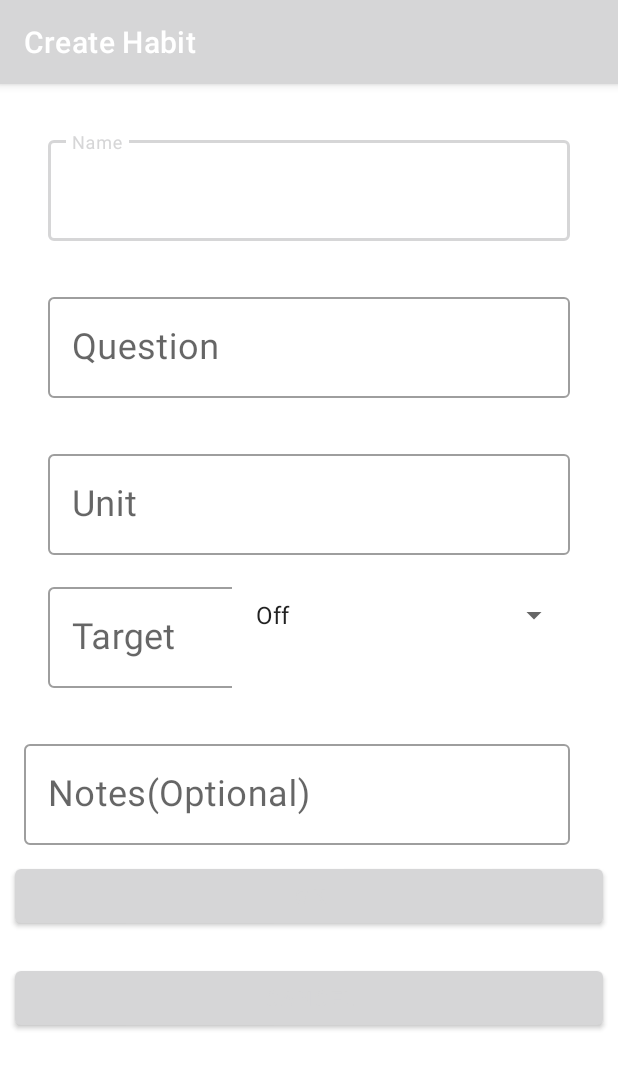
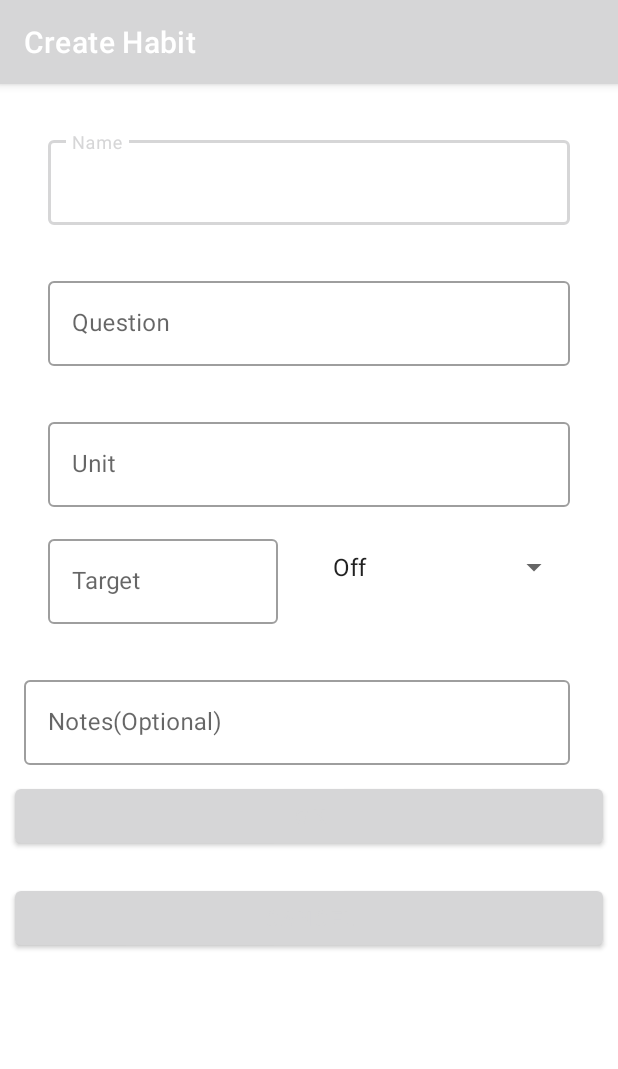
Before and after one commit to shubhamsk591/habitapp2, an Android app: the Habitform screen opened directly, with no data from a screen before it, on a phone screen of 412 x 824 dp. Shown: the top 1069 px of the screen. Run offline under Robolectric (Android 15) with nearby library versions, the phone set to English and light mode, and no system bars.

Commit message:
change layout

```diff
--- a/app/src/main/res/layout/habitadd.xml
+++ b/app/src/main/res/layout/habitadd.xml
@@ -14,9 +14,7 @@
         android:layout_marginTop="4dp"
         android:layout_marginRight="12dp"
         android:layout_marginBottom="4dp"
-        android:textSize="24sp"
-        android:text="@string/today_s_date"
-        android:layout_centerHorizontal="true"/>
+        android:text="Today's Date" />
 
     <LinearLayout
         android:id="@+id/linearlisthome1"
@@ -52,7 +50,7 @@
         android:layout_alignEnd="@id/linearlisthome1"
         android:layout_alignBottom="@id/linearlisthome1"
         android:layout_gravity="bottom"
-        android:layout_marginEnd="16dp"
+        android:layout_marginRight="16dp"
         android:layout_marginBottom="16dp"
         android:baselineAlignBottom="true"
         android:contentDescription="@string/add_habit"
--- a/app/src/main/res/layout/habitform.xml
+++ b/app/src/main/res/layout/habitform.xml
@@ -16,7 +16,6 @@
         android:layout_marginEnd="32dp"
         android:layout_marginTop="32dp"
         android:hint="@string/Name"
-        android:textSize="24sp"
         app:layout_constraintEnd_toEndOf="parent"
         style="@style/Widget.MaterialComponents.TextInputLayout.OutlinedBox"
         app:layout_constraintStart_toStartOf="parent"
@@ -25,14 +24,12 @@
         <com.google.android.material.textfield.TextInputEditText
             android:layout_width="match_parent"
             android:layout_height="wrap_content"
-            android:textSize="24sp"
             android:id="@+id/name_input" />
     </com.google.android.material.textfield.TextInputLayout>
 
     <com.google.android.material.textfield.TextInputLayout
         android:id="@+id/text_input_question"
         android:layout_width="0dp"
-        android:textSize="24sp"
         android:layout_height="wrap_content"
         android:layout_marginStart="32dp"
         android:layout_marginEnd="32dp"
@@ -46,7 +43,6 @@
         <com.google.android.material.textfield.TextInputEditText
             android:layout_width="match_parent"
             android:layout_height="wrap_content"
-            android:textSize="24sp"
             android:id="@+id/question_input" />
     </com.google.android.material.textfield.TextInputLayout>
 
@@ -58,7 +54,6 @@
         android:layout_marginEnd="32dp"
         android:layout_marginTop="32dp"
         android:hint="@string/Unit"
-        android:textSize="24sp"
         app:layout_constraintEnd_toEndOf="parent"
         style="@style/Widget.MaterialComponents.TextInputLayout.OutlinedBox"
         app:layout_constraintStart_toStartOf="parent"
@@ -67,7 +62,6 @@
         <com.google.android.material.textfield.TextInputEditText
             android:layout_width="match_parent"
             android:layout_height="wrap_content"
-            android:textSize="24sp"
             android:id="@+id/input_unit"/>
     </com.google.android.material.textfield.TextInputLayout>
     <LinearLayout
@@ -85,36 +79,31 @@
             android:layout_marginStart="32dp"
             android:layout_marginTop="16dp"
             android:hint="@string/Target"
-            android:textSize="24sp"
             android:layout_weight="0.5"
             style="@style/Widget.MaterialComponents.TextInputLayout.OutlinedBox">
 
             <com.google.android.material.textfield.TextInputEditText
                 android:layout_width="153dp"
-                android:textSize="24sp"
                 android:layout_height="wrap_content"
                 android:id="@+id/input_target"/>
         </com.google.android.material.textfield.TextInputLayout>
-
         <com.google.android.material.textfield.TextInputLayout
             android:id="@+id/text_input_reminder"
+            android:layout_width="0dp"
+            android:layout_height="wrap_content"
+            android:layout_marginEnd="32dp"
+            android:layout_marginTop="16dp"
+            android:layout_weight="0.5"
+            android:hint="@string/Reminder"
+            app:layout_constraintEnd_toEndOf="parent"
             style="@style/Widget.MaterialComponents.TextInputLayout.OutlinedBox"
-            android:layout_width="wrap_content"
-            android:layout_height="wrap_content"
-            android:layout_marginTop="16dp"
-            android:layout_marginEnd="32dp"
-            android:layout_weight="0.5"
-            android:text="@string/Reminder"
-            android:textSize="24sp"
-            app:layout_constraintEnd_toEndOf="parent"
             app:layout_constraintStart_toStartOf="parent"
-            app:layout_constraintTop_toBottomOf="@id/linear1">
+            app:layout_constraintTop_toBottomOf="@id/linear1" >
 
             <androidx.appcompat.widget.AppCompatSpinner
                 android:id="@+id/reminder_input"
                 android:layout_width="match_parent"
-                android:layout_height="match_parent"
-                android:textSize="24sp" />
+                android:layout_height="match_parent" />
         </com.google.android.material.textfield.TextInputLayout>
     </LinearLayout>
     <LinearLayout
@@ -131,13 +120,11 @@
         android:layout_marginEnd="32dp"
         android:layout_marginTop="32dp"
         android:hint="@string/Notes"
-        android:textSize="24sp"
         style="@style/Widget.MaterialComponents.TextInputLayout.OutlinedBox">
         <com.google.android.material.textfield.TextInputEditText
             android:layout_width="match_parent"
             android:layout_height="wrap_content"
-            android:id="@+id/notes_input"
-            android:textSize="24sp"/>
+            android:id="@+id/notes_input"/>
     </com.google.android.material.textfield.TextInputLayout>
     <Button
         android:id="@+id/ok_button"
--- a/app/src/main/res/values/strings.xml
+++ b/app/src/main/res/values/strings.xml
@@ -81,5 +81,4 @@
     <string name="skip_for_now">Skip for now</string>
     <string name="update">Update</string>
     <string name="Progress">Progress</string>
-    <string name="today_s_date">Today\'s Date</string>
 </resources>
```
